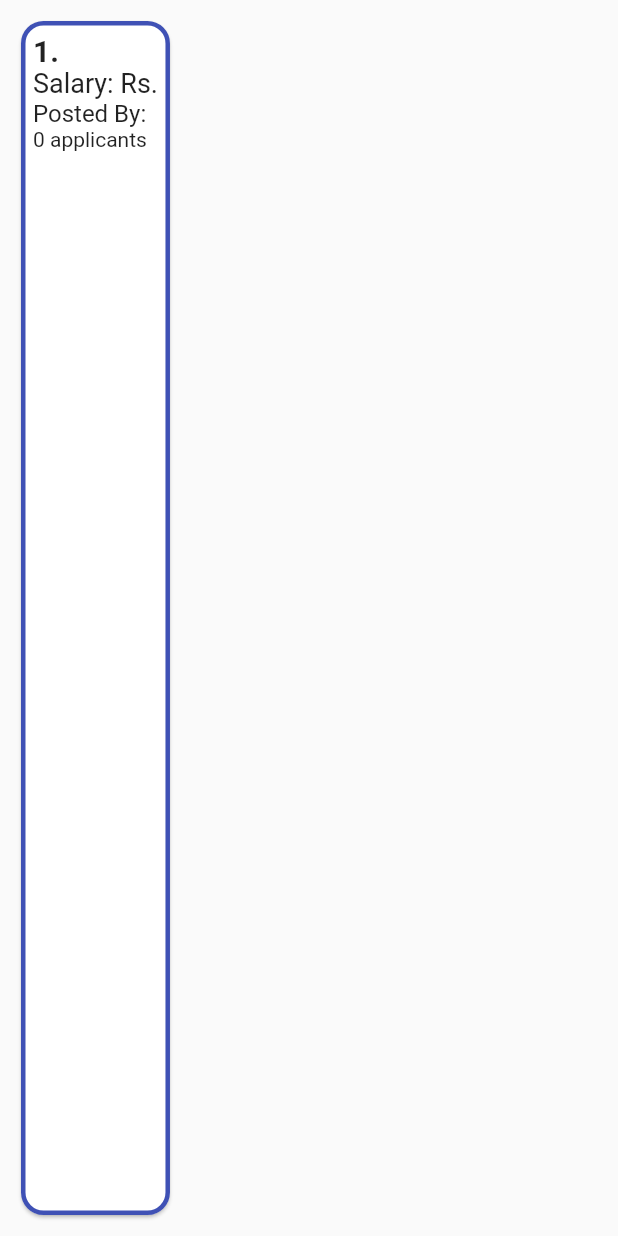
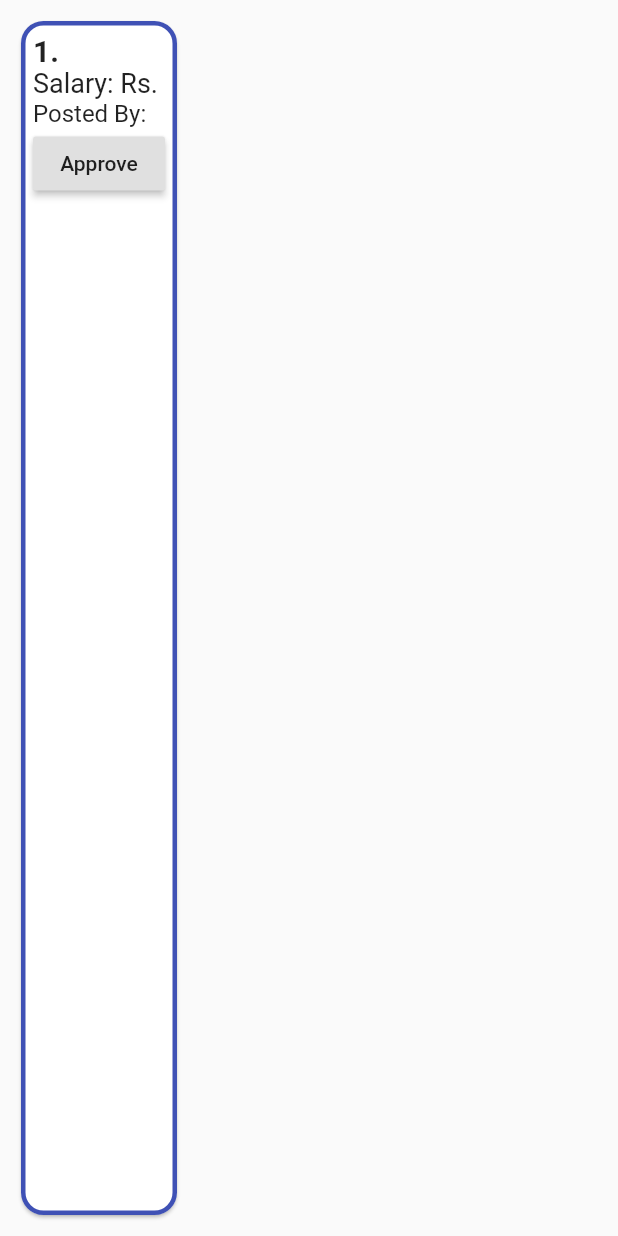
Before and after one commit to HaripriyaB/Agirglance_Admin, a Flutter app: the JobCard widget shown alone on an empty page, opened directly with empty values, on a phone screen of 412 x 824 dp. Run offline on Flutter 3.47's test engine with Material 2 defaults, Android fonts, the phone set to English and light mode, and no system bars; our stand-ins replace cloud_firestore, file_picker, firebase_auth, firebase_core, firebase_storage, fluttertoast and 1 more; accounts and stored records are empty.

Commit message:
Admin job approve button added

```diff
--- a/lib/Constants/job_card.dart
+++ b/lib/Constants/job_card.dart
@@ -91,7 +91,19 @@ class _JobCardState extends State<JobCard> {
                         "Posted By : Anonymous",
                         style: TextStyle(fontSize: 16.0),
                       ),
-                Text("${count.toString()} applicants")
+                (widget.isApprovedByAdmin)
+                    ? Text("${count.toString()} applicants")
+                    : RaisedButton(
+                        onPressed: () async {
+                          await FirebaseFirestore.instance
+                              .collection("jobs")
+                              .doc(widget.jobId)
+                              .update({
+                            'isApprovedByAdmin': true,
+                          });
+                        },
+                        child: Text("Approve"),
+                      )
               ],
             ),
           ),
--- a/lib/Screens/Jobs/job_home.dart
+++ b/lib/Screens/Jobs/job_home.dart
@@ -38,6 +38,7 @@ class _JobHomeState extends State<JobHome> {
                           orgName: jobs['organizationName'],
                           salary: jobs['jobSalary'],
                           postedByName: jobs['postedByName'],
+                          isApprovedByAdmin: jobs['isApprovedByAdmin'],
                           index: index,
                           jobId: jobs.id,
                         );
```
